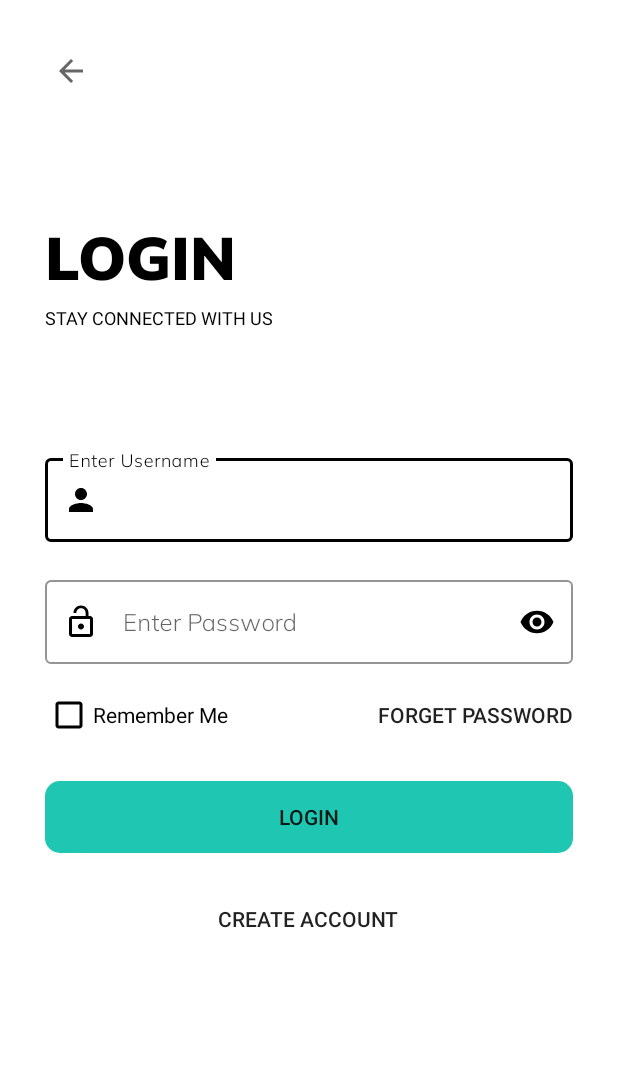
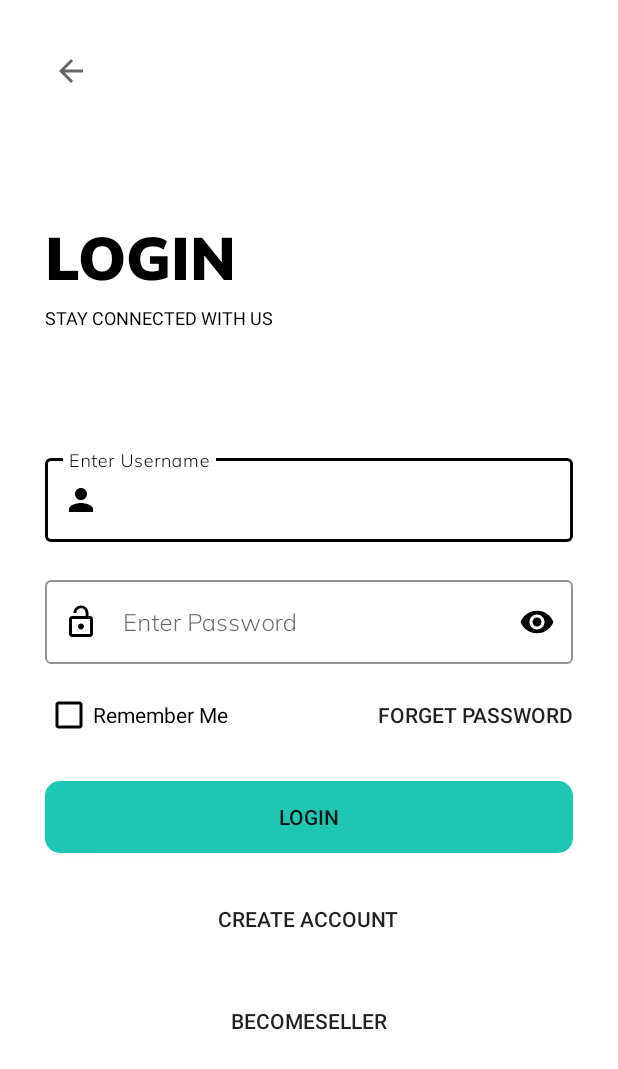
Before and after one commit to Ashaxn/Online_freelancing_app, an Android app: the Login screen opened directly, with no data from a screen before it, on a phone screen of 412 x 824 dp. Shown: the top 1069 px of the screen. Run offline under Robolectric (Android 15) with nearby library versions, the phone set to English and light mode, and no system bars; Roboto replaces fonts that are not available here.

Commit message:
charuka files

```diff
--- a/app/src/main/java/com/example/onlinefreelaceapp/Common/LoginSignup/Login.java
+++ b/app/src/main/java/com/example/onlinefreelaceapp/Common/LoginSignup/Login.java
@@ -6,17 +6,23 @@ import android.content.Intent;
 import android.os.Bundle;
 import android.view.View;
 import android.view.WindowManager;
+import android.widget.Button;
 
+import com.example.onlinefreelaceapp.Become_A_Seller;
 import com.example.onlinefreelaceapp.Common.RequestPostUserView;
 import com.example.onlinefreelaceapp.R;
 
 public class Login extends AppCompatActivity {
+
+    Button tempbt;
 
     @Override
     protected void onCreate(Bundle savedInstanceState) {
         super.onCreate(savedInstanceState);
         getWindow().setFlags(WindowManager.LayoutParams.FLAG_FULLSCREEN,WindowManager.LayoutParams.FLAG_FULLSCREEN);
         setContentView(R.layout.activity_login);
+
+        tempbt=findViewById(R.id.temporybtn);
     }
 
     public void postRequestUserView(View view){
@@ -24,4 +30,20 @@ public class Login extends AppCompatActivity {
     }
 
 
+    @Override
+    protected void onResume() {
+        super.onResume();
+
+        tempbt.setOnClickListener(new View.OnClickListener() {
+            @Override
+            public void onClick(View view) {
+
+                Intent intent = new Intent(Login.this, Become_A_Seller.class);
+                startActivity(intent);
+
+            }
+        });
+    }
+
+
 }
--- a/app/src/main/res/layout/activity_login.xml
+++ b/app/src/main/res/layout/activity_login.xml
@@ -132,6 +132,15 @@
                 android:background="#00000000"
                 android:onClick="postRequestUserView"
                 android:layout_gravity="center"/>
+            <Button
+                android:layout_width="wrap_content"
+                android:layout_height="wrap_content"
+                android:layout_marginTop="20dp"
+                android:text="becomeseller"
+                android:id="@+id/temporybtn"
+                android:background="#00000000"
+
+                android:layout_gravity="center"/>
 
 
         </LinearLayout>
```
Also changed, not shown: app/src/main/AndroidManifest.xml (+6 -1 lines), app/src/main/res/values/strings.xml (+44 -0 lines).
